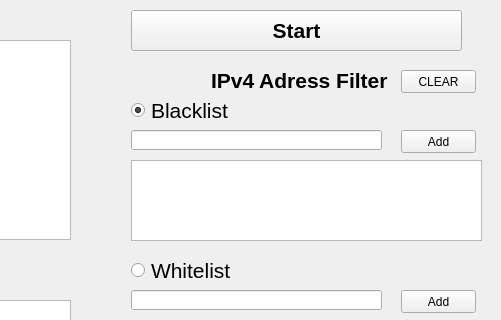
The window that Connector/qt_application.ui (X1L3F/ESP32-CAN-Shield) describes before a commit, drawn with Qt 5; both pictures show x 699 to 1200 and y 0 to 320 of the 1200 by 807 pixel window.
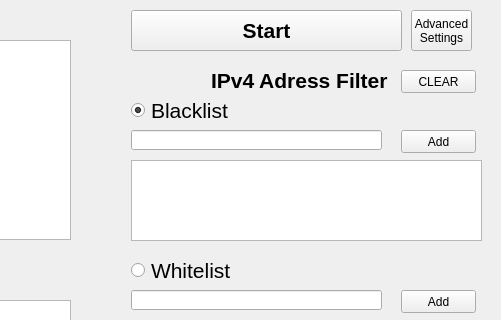
The same window after the commit.

Commit message: Advanced Socket Settings Added

```diff
--- a/Connector/qt_application.ui
+++ b/Connector/qt_application.ui
@@ -293,7 +293,7 @@
      <rect>
       <x>830</x>
       <y>10</y>
-      <width>331</width>
+      <width>271</width>
       <height>41</height>
      </rect>
     </property>
@@ -685,6 +685,20 @@
      <string>CLEAR</string>
     </property>
    </widget>
+   <widget class="QPushButton" name="pushButton_Advanced_Settings">
+    <property name="geometry">
+     <rect>
+      <x>1110</x>
+      <y>10</y>
+      <width>61</width>
+      <height>41</height>
+     </rect>
+    </property>
+    <property name="text">
+     <string>Advanced 
+Settings</string>
+    </property>
+   </widget>
   </widget>
   <widget class="QMenuBar" name="menubar">
    <property name="geometry">
```
The commit also changes 3 other files.
